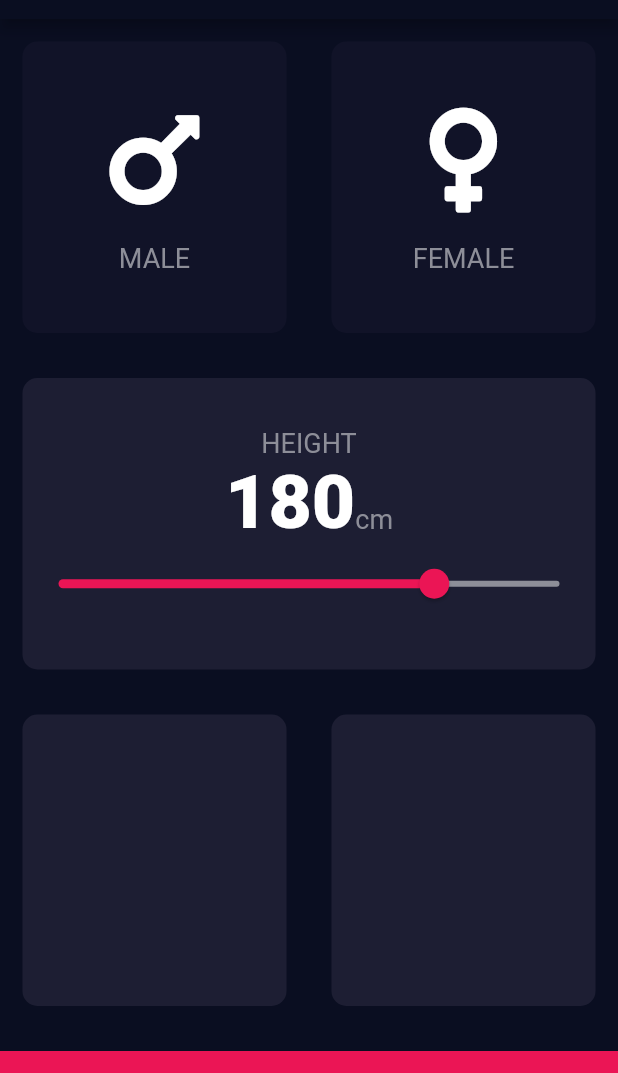
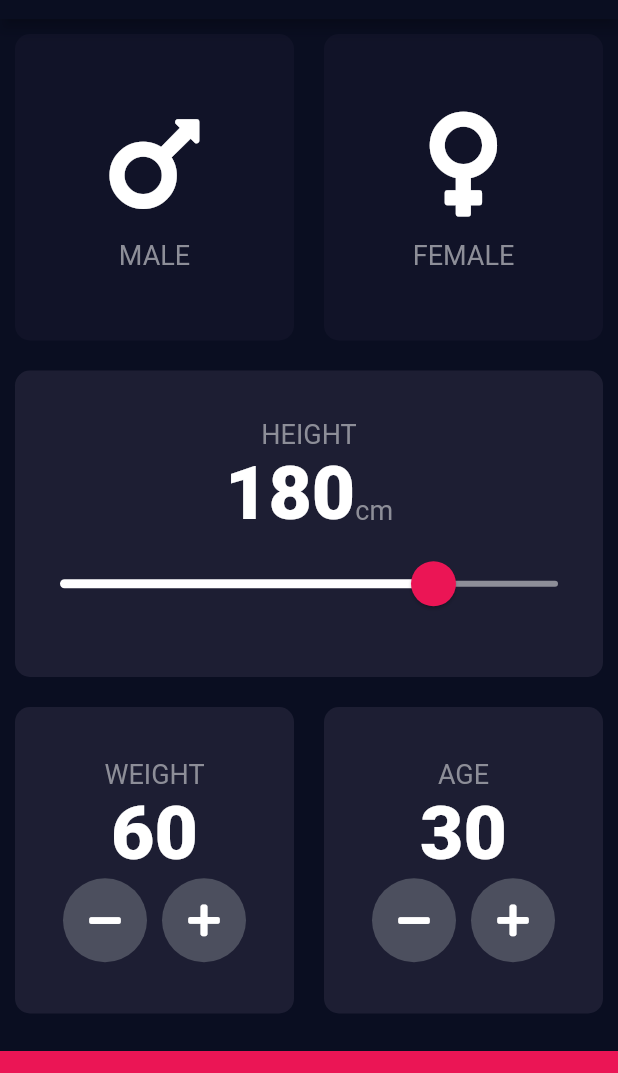
Before and after one commit to nevruzoglu/bmi_calculator, a Flutter app: the screen it shows after launch, on a phone screen of 412 x 824 dp, the part 65-1138 px from its top. Run offline on Flutter 3.47's test engine with Material 2 defaults, Android fonts, the phone set to English and light mode, and no system bars; our stand-ins replace font_awesome_flutter.

Commit message:
created custom buttons for weight and age

```diff
--- a/lib/IconSelect.dart
+++ b/lib/IconSelect.dart
@@ -18,7 +18,7 @@ class IconSelect extends StatelessWidget {
             size: 80,
           ),
           SizedBox(
-            height: 15,
+            height: 10,
           ),
           Text(
             gender,
--- a/lib/ReusableCard.dart
+++ b/lib/ReusableCard.dart
@@ -12,7 +12,7 @@ class ReusableCard extends StatelessWidget {
       onTap: onPress,
       child: Container(
         child: cardChild,
-        margin: EdgeInsets.all(15),
+        margin: EdgeInsets.all(10),
         decoration: BoxDecoration(
           color: colour,
           borderRadius: BorderRadius.circular(10),
--- a/lib/input_page.dart
+++ b/lib/input_page.dart
@@ -16,6 +16,8 @@ class InputPage extends StatefulWidget {
 
 Gender selectGender;
 int height = 180;
+int weight = 60;
+int age = 30;
 
 class _InputPageState extends State<InputPage> {
   @override
@@ -89,18 +91,28 @@ class _InputPageState extends State<InputPage> {
                         ),
                       ],
                     ),
-                    Slider(
+                    SliderTheme(
+                      data: SliderTheme.of(context).copyWith(
+                        inactiveTrackColor: Color(0xff8d8e98),
+                        activeTrackColor: Colors.white,
+                        thumbColor: Color(0xffeb1555),
+                        overlayColor: Color(0x29eb1555),
+                        thumbShape:
+                            RoundSliderThumbShape(enabledThumbRadius: 15),
+                        overlayShape:
+                            RoundSliderOverlayShape(overlayRadius: 30),
+                      ),
+                      child: Slider(
                         value: height.toDouble(),
                         max: 200,
                         min: 120,
-                      activeColor: Color(0xffeb1555),
-                      inactiveColor: Color(0xff8d8e98),
                         onChanged: (double newValue) {
                           setState(() {
                             height = newValue.round();
                           });
                         },
                       ),
+                    )
                   ],
                 ),
                 colour: kActiveCardColor,
@@ -108,9 +120,88 @@ class _InputPageState extends State<InputPage> {
             ),
             Expanded(
               child: Row(
+                crossAxisAlignment: CrossAxisAlignment.stretch,
                 children: <Widget>[
-                  Expanded(child: ReusableCard(colour: kActiveCardColor)),
-                  Expanded(child: ReusableCard(colour: kActiveCardColor)),
+                  Expanded(
+                      child: ReusableCard(
+                          colour: kActiveCardColor,
+                          cardChild: Column(
+                            mainAxisAlignment: MainAxisAlignment.center,
+                            children: <Widget>[
+                              Text(
+                                'WEIGHT',
+                                style: kLabelTextStyle,
+                              ),
+                              Text(
+                                weight.toString(),
+                                style: kNumberTextStyle,
+                              ),
+                              Row(
+                                mainAxisAlignment: MainAxisAlignment.center,
+                                children: <Widget>[
+                                  RoundIconButton(
+                                    onPress: () {
+                                      setState(() {
+                                        weight--;
+                                      });
+                                    },
+                                    icon: FontAwesomeIcons.minus,
+                                  ),
+                                  SizedBox(
+                                    width: 10,
+                                  ),
+                                  RoundIconButton(
+                                    onPress: () {
+                                      setState(() {
+                                        weight++;
+                                      });
+                                    },
+                                    icon: FontAwesomeIcons.plus,
+                                  ),
+                                ],
+                              ),
+                            ],
+                          ))),
+                  Expanded(
+                      child: ReusableCard(
+                    colour: kActiveCardColor,
+                    cardChild: Column(
+                      mainAxisAlignment: MainAxisAlignment.center,
+                      children: <Widget>[
+                        Text(
+                          'AGE',
+                          style: kLabelTextStyle,
+                        ),
+                        Text(
+                          age.toString(),
+                          style: kNumberTextStyle,
+                        ),
+                        Row(
+                          mainAxisAlignment: MainAxisAlignment.center,
+                          children: <Widget>[
+                            RoundIconButton(
+                                icon: FontAwesomeIcons.minus,
+                                onPress: () {
+                                  setState(() {
+                                    age--;
+                                  });
+                                }),
+                            SizedBox(
+                              width: 10,
+                            ),
+                            RoundIconButton(
+                              icon: FontAwesomeIcons.plus,
+                              onPress: () {
+                                setState(() {
+                                  age++;
+                                });
+                              },
+                            ),
+                          ],
+                        ),
+                      ],
+                    ),
+                  )),
                 ],
               ),
             ),
@@ -124,3 +215,24 @@ class _InputPageState extends State<InputPage> {
         ));
   }
 }
+
+class RoundIconButton extends StatelessWidget {
+  RoundIconButton({@required this.icon, @required this.onPress});
+
+  final IconData icon;
+  final Function onPress;
+  @override
+  Widget build(BuildContext context) {
+    return RawMaterialButton(
+      elevation: 0,
+      child: Icon(icon),
+      onPressed: onPress,
+      constraints: BoxConstraints.tightFor(
+        width: 56,
+        height: 56,
+      ),
+      shape: CircleBorder(),
+      fillColor: Color(0xff4c4f5e),
+    );
+  }
+}
```
Lines whose indentation alone changed are shown as unchanged.
